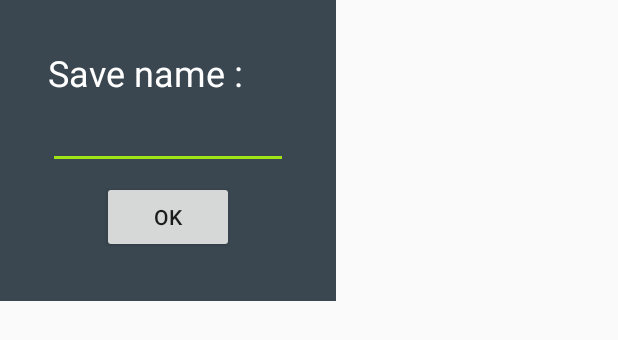
After one commit to The224/Infectious_Mobile, an Android app: the layout dialog_save_game.xml on its own in the app's theme, with its tools: preview values and no code run, on a phone screen of 412 x 824 dp. The commit adds this screen. Shown: the top 340 px of the screen. Run offline under Robolectric (Android 15) with nearby library versions, the light colour scheme and no system bars.

Commit message:
Save Finally WORK !!!!!

```diff
--- a/app/src/main/java/com/m224/infectious/activities/MainActivity.java
+++ b/app/src/main/java/com/m224/infectious/activities/MainActivity.java
@@ -56,7 +56,7 @@ public class MainActivity extends AppCompatActivity {
 
     public void updateSaveGames(List<Board> saveGames) {
         this.saveGames = saveGames;
-        putSaveInRecycler(GameType.LOCAL);
+        prepareRecyclerHuman();
     }
 
     private void initRecyclerView() {
@@ -108,7 +108,6 @@ public class MainActivity extends AppCompatActivity {
             if (saveGames.get(i).getGameType() == gameType)
                 recyclerGame.add(saveGames.get(i));
         }
-        adapter.notifyDataSetChanged();
     }
 
     public void startGameActivity(Board board) {
@@ -120,7 +119,7 @@ public class MainActivity extends AppCompatActivity {
     }
 
     /**
-     * Listener for 3 game type bottom button
+     * Listener for game type bottom buttons
      */
     private BottomNavigationView.OnNavigationItemSelectedListener mOnNavigationItemSelectedListener
             = new BottomNavigationView.OnNavigationItemSelectedListener() {
--- a/app/src/main/java/com/m224/infectious/sql/OpenHelper.java
+++ b/app/src/main/java/com/m224/infectious/sql/OpenHelper.java
@@ -12,12 +12,10 @@ public class OpenHelper extends SQLiteOpenHelper {
 
     private static final String TABLE_BOARD = "SAVE";
     private static final String COL_ID = "ID";
-    private static final String COL_NAME = "NAME";
     private static final String COL_JSONBOARD = "JSONBOARD";
 
     private static final String CREATE_DB = "CREATE TABLE " + TABLE_BOARD + " ("
-            + COL_ID + " INTEGER PRIMARY KEY AUTOINCREMENT, " + COL_NAME + " TEXT NOT NULL, "
-            + COL_JSONBOARD + " TEXT NOT NULL);";
+            + COL_ID + " INTEGER PRIMARY KEY AUTOINCREMENT, " + COL_JSONBOARD + " TEXT NOT NULL);";
 
     public OpenHelper(Context context, String name, SQLiteDatabase.CursorFactory factory, int version) {
         super(context, name, factory, version);
--- /dev/null
+++ b/app/src/main/res/layout/dialog_save_game.xml
@@ -0,0 +1,46 @@
+<?xml version="1.0" encoding="utf-8"?>
+<android.support.constraint.ConstraintLayout xmlns:android="http://schemas.android.com/apk/res/android"
+    xmlns:app="http://schemas.android.com/apk/res-auto"
+    xmlns:tools="http://schemas.android.com/tools"
+    android:layout_width="wrap_content"
+    android:layout_height="wrap_content"
+    android:background="@color/primary">
+
+    <TextView
+        android:id="@+id/textView"
+        android:layout_width="wrap_content"
+        android:layout_height="wrap_content"
+        android:layout_marginStart="32dp"
+        android:layout_marginTop="32dp"
+        android:text="@string/save_name"
+        android:textColor="@android:color/white"
+        android:textSize="24sp"
+        app:layout_constraintStart_toStartOf="parent"
+        app:layout_constraintTop_toTopOf="parent" />
+
+    <EditText
+        android:id="@+id/et_save_name"
+        android:layout_width="wrap_content"
+        android:layout_height="wrap_content"
+        android:layout_marginEnd="32dp"
+        android:layout_marginTop="8dp"
+        android:ems="10"
+        android:inputType="textPersonName"
+        android:textColor="@android:color/white"
+        android:textSize="14sp"
+        app:layout_constraintEnd_toEndOf="parent"
+        app:layout_constraintStart_toStartOf="@+id/textView"
+        app:layout_constraintTop_toBottomOf="@+id/textView" />
+
+    <Button
+        android:id="@+id/btn_save"
+        android:layout_width="wrap_content"
+        android:layout_height="wrap_content"
+        android:layout_marginBottom="32dp"
+        android:layout_marginTop="8dp"
+        android:text="@string/save_btn"
+        app:layout_constraintBottom_toBottomOf="parent"
+        app:layout_constraintEnd_toEndOf="@+id/et_save_name"
+        app:layout_constraintStart_toStartOf="@+id/et_save_name"
+        app:layout_constraintTop_toBottomOf="@+id/et_save_name" />
+</android.support.constraint.ConstraintLayout>
--- a/app/src/main/res/menu/game_setting.xml
+++ b/app/src/main/res/menu/game_setting.xml
@@ -7,5 +7,8 @@
     <item
         android:id="@+id/game_menu_save"
         android:title="@string/save" />
+    <item
+        android:id="@+id/game_menu_delete"
+        android:title="@string/delete" />
 
 </menu>
--- a/app/src/main/res/values/strings.xml
+++ b/app/src/main/res/values/strings.xml
@@ -26,6 +26,10 @@
 
     <string name="restart">Restart</string>
     <string name="save">Save</string>
+    <string name="delete">Delete</string>
+
+    <string name="save_name">Save name :</string>
+    <string name="save_btn">ok</string>
 
     <string name="new_game">Start New Game</string>
     <string name="quick_save">Quick Save</string>
@@ -38,5 +42,9 @@
     <string name="restart_yes">Yes</string>
     <string name="restart_no">No</string>
 
+    <string name="delete_title">Are you sure you want to delete the game… ?</string>
+    <string name="delete_yes">Yes</string>
+    <string name="delete_no">No</string>
+
 
 </resources>
```
Also changed, not shown: app/src/main/java/com/m224/infectious/activities/GameActivity.java (+60 -9 lines), app/src/main/java/com/m224/infectious/domaine/Save.java (+1 -11 lines), app/src/main/java/com/m224/infectious/sql/SaveBoardTable.java (+14 -22 lines).
